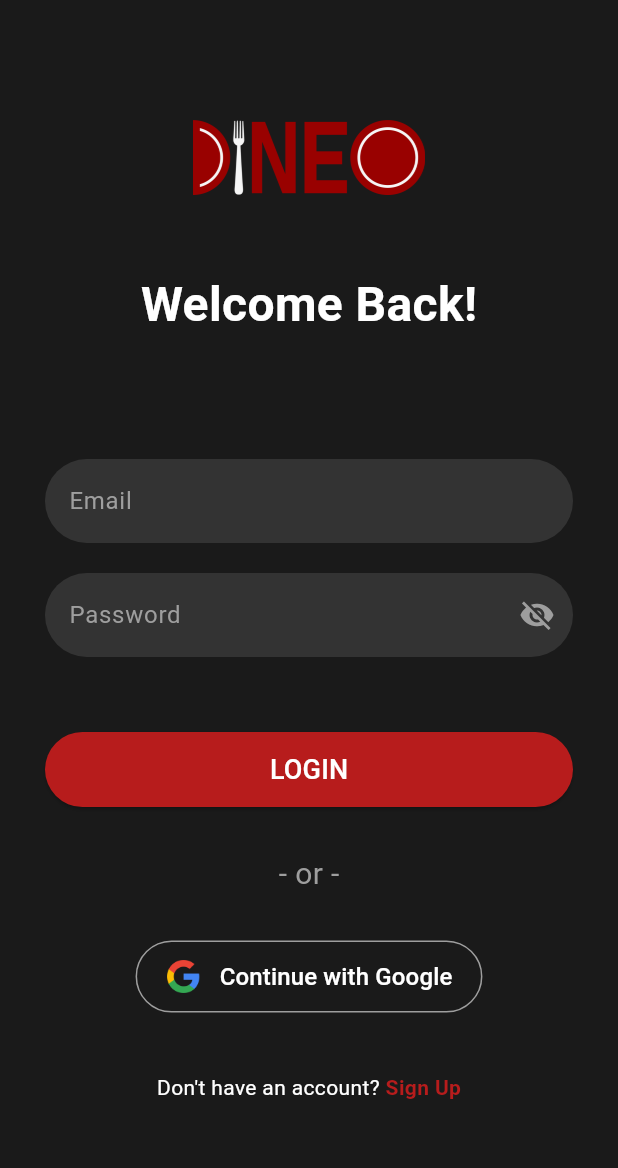
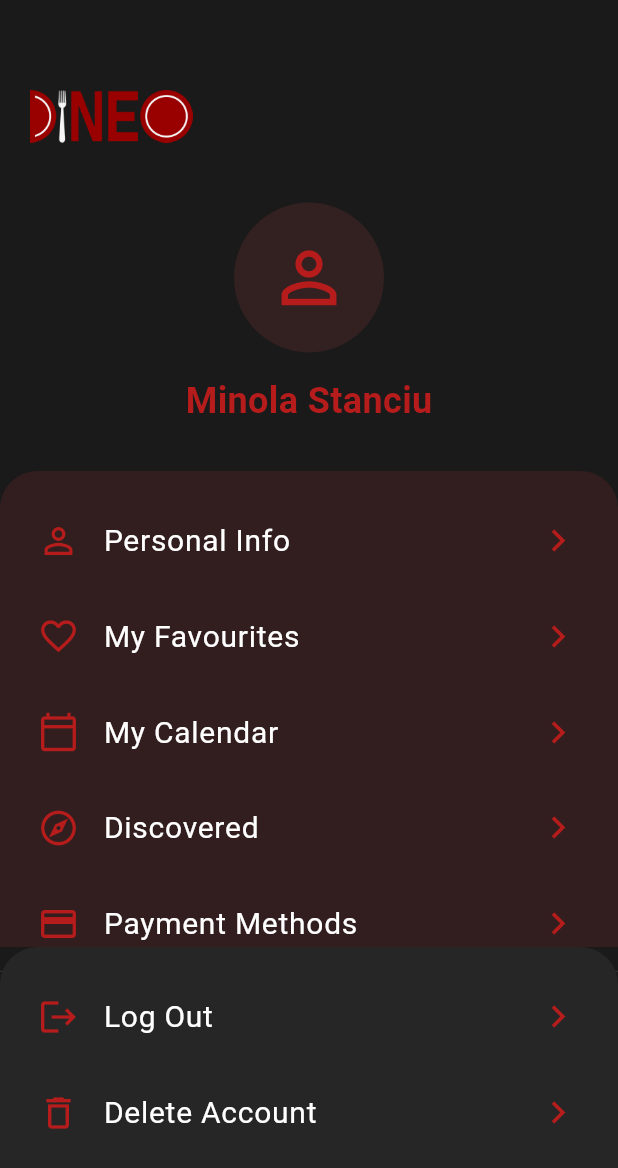
Before and after one commit to minolastanciu26/dineo-project, a Flutter app: the screen it shows after launch, on a phone screen of 412 x 824 dp. Shown: the top 1168 px of the screen. Run offline on Flutter 3.47's test engine with Material 3 defaults, Android fonts, the phone set to English and light mode, and no system bars.

Commit message:
Am facut pagina profile si functionaliate pentru LogOut si Delete Account

```diff
--- a/dineo_app/lib/main.dart
+++ b/dineo_app/lib/main.dart
@@ -1,8 +1,7 @@
-import 'package:dineo_app/screens/login_screen.dart';
+import 'package:dineo_app/screens/profile_screen.dart';
 import 'package:flutter/material.dart';
 import 'models/restaurant.dart';
 import 'services/api_service.dart';
-import 'package:dineo_app/screens/signup_screen.dart';
 
 void main() {
   runApp(const DineoApp());
@@ -21,7 +20,7 @@ class DineoApp extends StatelessWidget {
         primarySwatch: Colors.orange,
         scaffoldBackgroundColor: const Color(0xFF121212),
       ),
-      home: const LoginScreen(),
+      home: const ProfileScreen(),
     );
   }
 }
--- /dev/null
+++ b/dineo_app/lib/screens/profile_screen.dart
@@ -0,0 +1,209 @@
+import 'package:dineo_app/screens/login_screen.dart';
+import 'package:flutter/material.dart';
+
+class ProfileScreen extends StatelessWidget {
+  const ProfileScreen({super.key});
+
+  @override
+  Widget build(BuildContext context) {
+    return Scaffold(
+      backgroundColor: const Color(0xFF1A1A1A),
+      body: Column(
+        children: [
+          Expanded(
+            child: SingleChildScrollView(
+              child: Column(
+                children: [
+                  const SizedBox(height: 60),
+
+                  Padding(
+                    padding: const EdgeInsets.symmetric(horizontal: 20),
+                    child: Column(
+                      children: [
+                        Align(
+                          alignment: Alignment.centerLeft,
+                          child: Image.asset('assets/images/logo.png', height: 35), // Logo ușor mai mare
+                        ),
+                        const SizedBox(height: 40),
+                        const CircleAvatar(
+                          radius: 50, // Mărit de la 45
+                          backgroundColor: Color(0xFF332020),
+                          child: Icon(Icons.person_outline, size: 55, color: Color(0xFFB71C1C)),
+                        ),
+                        const SizedBox(height: 15),
+                        const Text(
+                          "Minola Stanciu",
+                          style: TextStyle(
+                            color: Color(0xFFB71C1C),
+                            fontSize: 24, // Mărit de la 22
+                            fontWeight: FontWeight.bold,
+                          ),
+                        ),
+                      ],
+                    ),
+                  ),
+                  const SizedBox(height: 30), // Redus de la 40 ca să fie mai aproape
+
+                  // 1. Containerul Roșiatic (Margine-n margine)
+                  _buildSettingsGroup(
+                    color: const Color(0xFF321E1E),
+                    borderRadius: BorderRadius.circular(25),
+                    options: [
+                      _buildProfileOption(Icons.person_outline, "Personal Info", context, () {}),
+                      _buildProfileOption(Icons.favorite_border, "My Favourites", context, () {}),
+                      _buildProfileOption(Icons.calendar_today_outlined, "My Calendar", context, () {}),
+                      _buildProfileOption(Icons.explore_outlined, "Discovered", context, () {}),
+                      _buildProfileOption(Icons.payment_outlined, "Payment Methods", context, () {}),
+                    ],
+                  ),
+                  const SizedBox(height: 15), // Spațiul mic dintre secțiuni cerut de tine
+                ],
+              ),
+            ),
+          ),
+
+          // 2. Containerul Gri de Jos
+          _buildSettingsGroup(
+            color: const Color(0xFF262626),
+            borderRadius: const BorderRadius.only(
+              topLeft: Radius.circular(25), // Mai rotunjit pentru aspect premium
+              topRight: Radius.circular(25),
+            ),
+            isBottom: true,
+            options: [
+              _buildProfileOption(Icons.logout, "Log Out", context, () => _showLogoutDialog(context)),
+              _buildProfileOption(Icons.delete_outline, "Delete Account", context, () {
+                _showDeleteAccountDialog(context); // Apelează funcția de mai sus
+              }),
+            ],
+          ),
+        ],
+      ),
+    );
+  }
+
+  Widget _buildSettingsGroup({
+    required Color color,
+    required BorderRadius borderRadius,
+    required List<Widget> options,
+    bool isBottom = false,
+  }) {
+    return Container(
+      width: double.infinity,
+      decoration: BoxDecoration(
+        color: color,
+        borderRadius: borderRadius,
+      ),
+      padding: EdgeInsets.only(
+        top: 15,
+        bottom: isBottom ? 50 : 15 // Padding mai generos
+      ),
+      child: Column(children: options),
+    );
+  }
+
+  Widget _buildProfileOption(IconData icon, String title, BuildContext context, VoidCallback onTap) {
+    return ListTile(
+      contentPadding: const EdgeInsets.symmetric(horizontal: 25, vertical: 3.5), // Vertical mărește „înălțimea” rândului
+      leading: Icon(icon, color: const Color(0xFFB71C1C), size: 28), // Iconițe mai mari
+      title: Text(
+        title,
+        style: const TextStyle(
+          color: Colors.white,
+          fontSize: 20, // Text mult mai mare (profi)
+          fontWeight: FontWeight.w400,
+        ),
+      ),
+      trailing: const Icon(Icons.chevron_right, color: Color(0xFFB71C1C), size: 30),
+      onTap: onTap,
+      shape: const Border(bottom: BorderSide(color: Colors.white10, width: 0.8)),
+    );
+  }
+
+  void _showLogoutDialog(BuildContext context) {
+    showDialog(
+      context: context,
+      builder: (context) => AlertDialog(
+        backgroundColor: const Color(0xFF262626),
+        shape: RoundedRectangleBorder(borderRadius: BorderRadius.circular(20)),
+        title: const Text("Log Out", style: TextStyle(color: Colors.white)),
+        content: const Text("Sigur vrei să ieși din contul tău?", style: TextStyle(color: Colors.grey)),
+        actions: [
+          // Butonul NU doar închide fereastra
+          TextButton(
+            onPressed: () => Navigator.pop(context),
+            child: const Text("NU", style: TextStyle(color: Colors.grey))
+          ),
+          // Butonul DA te scoate de tot la Login
+          TextButton(
+            onPressed: () {
+              // 1. Închidem dialogul
+              Navigator.pop(context);
+
+              // 2. Navigăm la Login și ștergem tot istoricul de pagini (stack-ul)
+              // Importă login_screen.dart dacă îți dă eroare pe LoginScreen()
+              Navigator.pushAndRemoveUntil(
+                context,
+                MaterialPageRoute(builder: (context) => const LoginScreen()),
+                (route) => false, // Această condiție asigură că nu mai există cale de întoarcere
+              );
+            },
+            child: const Text("DA", style: TextStyle(color: Color(0xFFB71C1C)))
+          ),
+        ],
+      ),
+    );
+  }
+
+  void _showDeleteAccountDialog(BuildContext context) {
+  showDialog(
+    context: context,
+    builder: (context) => AlertDialog(
+      backgroundColor: const Color(0xFF262626),
+      shape: RoundedRectangleBorder(borderRadius: BorderRadius.circular(20)),
+      title: const Text(
+        "Delete Account",
+        style: TextStyle(color: Colors.white, fontWeight: FontWeight.bold)
+      ),
+      content: const Text(
+        "Are you sure you want to delete your account? This action is permanent and all your data will be lost.",
+        style: TextStyle(color: Colors.grey),
+      ),
+      actions: [
+        // Butonul de anulare
+        TextButton(
+          onPressed: () => Navigator.pop(context),
+          child: const Text("CANCEL", style: TextStyle(color: Colors.grey)),
+        ),
+        // Butonul de ștergere (Roșu aprins)
+        TextButton(
+          onPressed: () async {
+            // 1. Închidem dialogul
+            Navigator.pop(context);
+
+            // AICI va veni cererea de tip DELETE către Backend-ul tău (Docker)
+            // ex: http.delete(url, headers: ...)
+
+            print("Cerere de ștergere cont trimisă către server...");
+
+            // 2. După ce serverul confirmă ștergerea, trimitem userul la Login
+            Navigator.pushAndRemoveUntil(
+              context,
+              MaterialPageRoute(builder: (context) => const LoginScreen()),
+              (route) => false,
+            );
+
+            ScaffoldMessenger.of(context).showSnackBar(
+              const SnackBar(content: Text("Account deleted successfully.")),
+            );
+          },
+          child: const Text(
+            "DELETE",
+            style: TextStyle(color: Color(0xFFB71C1C), fontWeight: FontWeight.bold)
+          ),
+        ),
+      ],
+    ),
+  );
+}
+}
--- a/dineo_app/pubspec.yaml
+++ b/dineo_app/pubspec.yaml
@@ -36,6 +36,7 @@ dependencies:
   # Use with the CupertinoIcons class for iOS style icons.
   cupertino_icons: ^1.0.6
   http: ^1.6.0
+  shared_preferences: ^2.5.5
 
 dev_dependencies:
   flutter_test:
```
Also changed, not shown: dineo_app/pubspec.lock, 7 other files.
